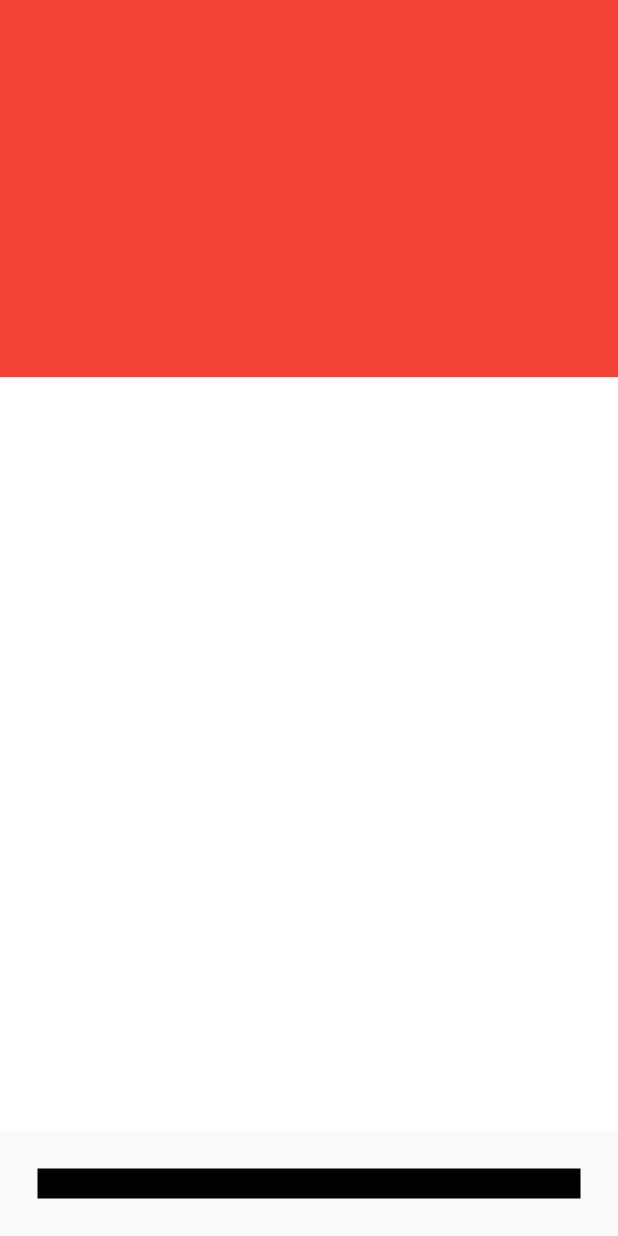
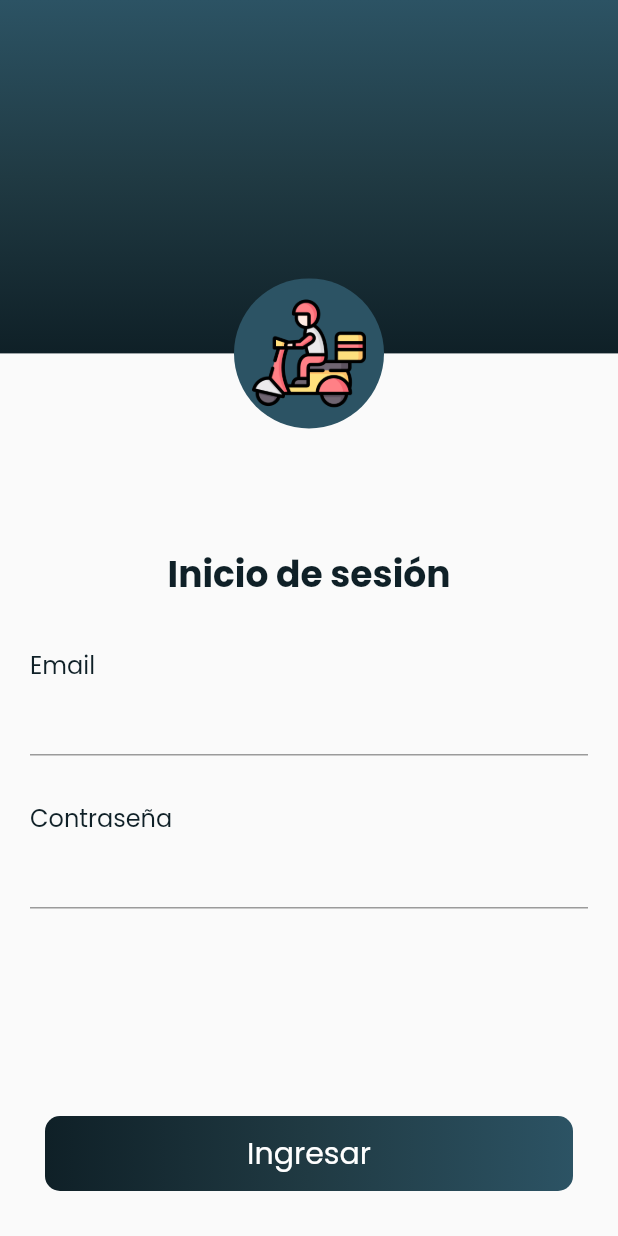
Before and after one commit to jdpadillaac/flutter-delivery-app, a Flutter app: the screen it shows after launch, on a phone screen of 412 x 824 dp. Run offline on Flutter 3.47's test engine with Material 2 defaults, Android fonts, the phone set to English and light mode, and no system bars; our stand-ins replace google_fonts.

Commit message:
:heavy_check_mark: Feature: Login page implemented

```diff
--- a/lib/presentation/login/login_page.dart
+++ b/lib/presentation/login/login_page.dart
@@ -1,4 +1,9 @@
+import 'dart:ui';
+
 import 'package:flutter/material.dart';
+import 'package:flutter_delivery_app/presentation/login/widgets/end_button.dart';
+import 'package:flutter_delivery_app/presentation/login/widgets/header.dart';
+import 'package:flutter_delivery_app/presentation/login/widgets/login_form.dart';
 
 class LoginPage extends StatelessWidget {
   const LoginPage({Key key}) : super(key: key);
@@ -9,25 +14,9 @@ class LoginPage extends StatelessWidget {
       child: Scaffold(
         body: Column(
           children: [
-            Expanded(
-              flex: 2,
-              child: Container(
-                color: Colors.red,
-              ),
-            ),
-            Expanded(
-              flex: 4,
-              child: Container(
-                color: Colors.white,
-              ),
-            ),
-            Padding(
-              padding: EdgeInsets.all(25),
-              child: Container(
-                color: Colors.black,
-                height: 20,
-              ),
-            )
+            LoginHeader(),
+            LoginForm(),
+            BottomButton(),
           ],
         ),
       ),
--- /dev/null
+++ b/lib/presentation/login/widgets/end_button.dart
@@ -0,0 +1,29 @@
+import 'package:flutter/material.dart';
+import 'package:flutter_delivery_app/constants.dart';
+
+class BottomButton extends StatelessWidget {
+  @override
+  Widget build(BuildContext context) {
+    return Padding(
+      padding: EdgeInsets.all(30),
+      child: Container(
+        width: double.infinity,
+        height: 50,
+        decoration: BoxDecoration(
+          borderRadius: BorderRadius.circular(10),
+          gradient: LinearGradient(
+            colors: appGradientColors,
+          ),
+        ),
+        child: Padding(
+          padding: EdgeInsets.all(10),
+          child: Text(
+            'Ingresar',
+            textAlign: TextAlign.center,
+            style: TextStyle(color: Colors.white, fontSize: 20),
+          ),
+        ),
+      ),
+    );
+  }
+}
--- /dev/null
+++ b/lib/presentation/login/widgets/header.dart
@@ -0,0 +1,43 @@
+import 'package:flutter/material.dart';
+import 'package:flutter_delivery_app/constants.dart';
+
+class LoginHeader extends StatelessWidget {
+  final double logoSize = 50.0;
+
+  @override
+  Widget build(BuildContext context) {
+    return Expanded(
+        flex: 2,
+        child: Stack(
+          children: [
+            Positioned.fill(
+              bottom: logoSize,
+              child: Container(
+                decoration: BoxDecoration(
+                  gradient: LinearGradient(
+                    colors: appGradientColors,
+                    begin: Alignment.bottomCenter,
+                    end: Alignment.topCenter,
+                  ),
+                ),
+                // color: Colors.red,
+              ),
+            ),
+            Align(
+              alignment: Alignment.bottomCenter,
+              child: Positioned(
+                bottom: 0,
+                child: CircleAvatar(
+                  radius: logoSize,
+                  backgroundColor: AppColors.blueDarkLight,
+                  child: Padding(
+                    padding: EdgeInsets.all(12),
+                    child: Image.asset('assets/images/repartidor.png'),
+                  ),
+                ),
+              ),
+            )
+          ],
+        ));
+  }
+}
--- /dev/null
+++ b/lib/presentation/login/widgets/login_form.dart
@@ -0,0 +1,59 @@
+import 'package:flutter/material.dart';
+
+class LoginForm extends StatelessWidget {
+  const LoginForm({Key key}) : super(key: key);
+
+  @override
+  Widget build(BuildContext context) {
+    return Container(
+      child: Expanded(
+        flex: 3,
+        child: SingleChildScrollView(
+          child: Padding(
+            padding: EdgeInsets.all(20),
+            child: Column(
+              crossAxisAlignment: CrossAxisAlignment.stretch,
+              children: [
+                SizedBox(height: 60),
+                _title(context),
+                SizedBox(height: 30),
+                _emailText(),
+                TextField(),
+                SizedBox(height: 30),
+                _passwordText(),
+                TextField(),
+              ],
+            ),
+          ),
+        ),
+      ),
+    );
+  }
+
+  Text _title(BuildContext c) {
+    return Text(
+      'Inicio de sesión',
+      style:
+          Theme.of(c).textTheme.headline5.copyWith(fontWeight: FontWeight.bold),
+      textAlign: TextAlign.center,
+    );
+  }
+
+  Text _emailText() {
+    return Text(
+      'Email',
+      style: TextStyle(
+        fontSize: 16,
+      ),
+    );
+  }
+
+  Text _passwordText() {
+    return Text(
+      'Contraseña',
+      style: TextStyle(
+        fontSize: 16,
+      ),
+    );
+  }
+}
--- a/lib/theme.dart
+++ b/lib/theme.dart
@@ -4,7 +4,7 @@ import 'package:google_fonts/google_fonts.dart';
 
 final lightTheme = ThemeData(
   textTheme: GoogleFonts.poppinsTextTheme().apply(
-    bodyColor: AppColors.white,
+    bodyColor: AppColors.blueDark,
     displayColor: AppColors.white,
   ),
 );
```
